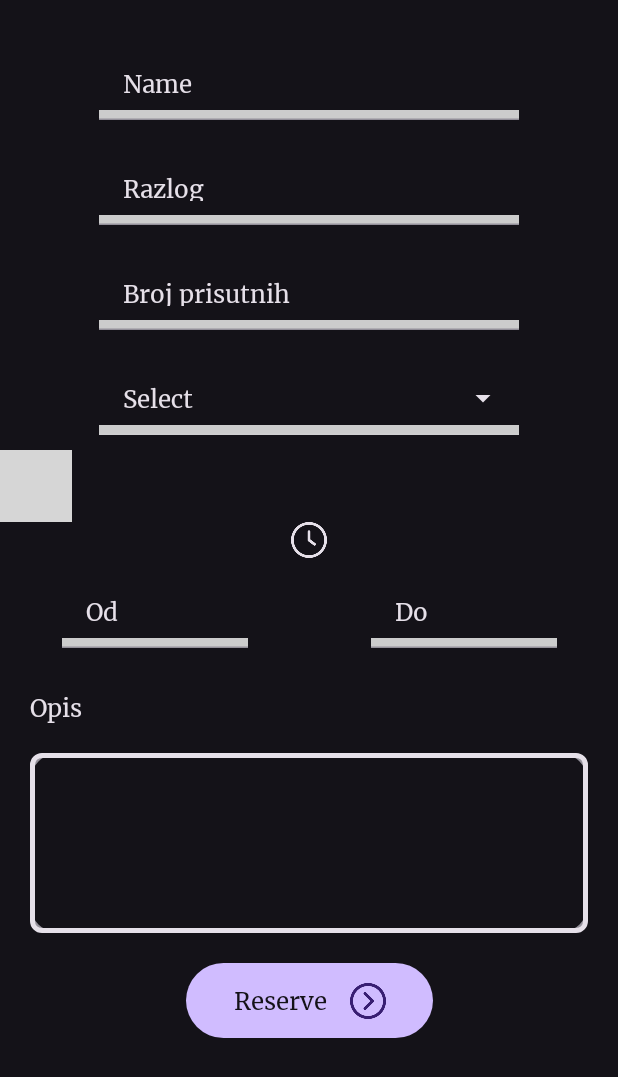
After one commit to ilijaradojkovic/FON_ClassroomManagment_Frontend, an Android app built with Jetpack Compose: the composable Appointment_Screen shown on its own in the app's theme, on a phone screen of 412 x 824 dp. The commit adds this screen. Shown: the top 1077 px of the screen. Run offline under Robolectric (Android 15) with nearby library versions, the phone set to English and light mode, and no system bars; libraries missing offline, so code that uses them is left out: com.foreverrafs.datepicker; 3 statements that could not run were skipped; grey boxes are pictures that could not be loaded.

Commit message:
Strana za kreiranje rezervacije je gotova

```diff
--- /dev/null
+++ b/app/src/main/java/com/example/fon_classroommanagment_frontend/CllendarPicker.kt
@@ -0,0 +1,50 @@
+package com.example.fon_classroommanagment_frontend
+
+import android.os.Build
+import androidx.annotation.RequiresApi
+import androidx.compose.foundation.layout.padding
+import androidx.compose.foundation.layout.wrapContentSize
+import androidx.compose.material3.MaterialTheme
+import androidx.compose.material3.Text
+import androidx.compose.runtime.Composable
+import androidx.compose.ui.ExperimentalComposeUiApi
+import androidx.compose.ui.Modifier
+import androidx.compose.ui.draw.shadow
+import androidx.compose.ui.graphics.Brush
+import androidx.compose.ui.graphics.Color
+import androidx.compose.ui.unit.dp
+import com.foreverrafs.datepicker.DatePickerTimeline
+import com.foreverrafs.datepicker.Orientation
+import com.foreverrafs.datepicker.state.rememberDatePickerState
+import java.time.LocalDate
+@OptIn(ExperimentalComposeUiApi::class)
+@RequiresApi(Build.VERSION_CODES.O)
+@Composable
+fun CallendarPicker(){
+
+    val datePickerState =
+        rememberDatePickerState(initialDate = LocalDate.now())
+    DatePickerTimeline(
+        modifier = Modifier.wrapContentSize().shadow(0.dp),
+
+        onDateSelected = { selectedDate: LocalDate ->
+            // do something with the selected date
+        },
+        backgroundColor = MaterialTheme.colorScheme.background,
+        state = datePickerState,
+        orientation = Orientation.Horizontal,
+        selectedBackgroundColor = MaterialTheme.colorScheme.secondary ,
+        selectedTextColor = MaterialTheme.colorScheme.onSecondary,
+        dateTextColor = MaterialTheme.colorScheme.onBackground,
+
+        todayLabel = {
+            Text(
+                modifier = Modifier.padding(10.dp),
+                text = "Today",
+                color = Color.White,
+                style = MaterialTheme.typography.bodyLarge
+            )
+        },
+        pastDaysCount = 5,
+    )
+}
--- /dev/null
+++ b/app/src/main/java/com/example/fon_classroommanagment_frontend/Components/TextIconButton.kt
@@ -0,0 +1,23 @@
+package com.example.fon_classroommanagment_frontend.Components
+
+import androidx.compose.foundation.layout.*
+import androidx.compose.material3.Button
+import androidx.compose.material3.Icon
+import androidx.compose.material3.MaterialTheme
+import androidx.compose.material3.Text
+import androidx.compose.runtime.Composable
+import androidx.compose.ui.Alignment
+import androidx.compose.ui.Modifier
+import androidx.compose.ui.res.painterResource
+import androidx.compose.ui.unit.dp
+
+
+@Composable
+fun TextIconButton(actionName:String,icon:Int){
+    Button(onClick = { /*TODO*/ }, modifier = Modifier.height(50.dp)) {
+        Row(Modifier.fillMaxWidth(), verticalAlignment = Alignment.CenterVertically, horizontalArrangement = Arrangement.SpaceAround) {
+            Text(text = actionName, style = MaterialTheme.typography.bodyMedium, color = MaterialTheme.colorScheme.background)
+            Icon(painter = painterResource(id =icon ), contentDescription ="Icon button", modifier = Modifier.size(24.dp))
+        }
+    }
+}
--- /dev/null
+++ b/app/src/main/java/com/example/fon_classroommanagment_frontend/Components/input/AppointmentInput.kt
@@ -0,0 +1,62 @@
+package com.example.fon_classroommanagment_frontend.Components.input
+
+import androidx.compose.foundation.background
+import androidx.compose.foundation.border
+import androidx.compose.foundation.layout.*
+import androidx.compose.foundation.text.KeyboardOptions
+import androidx.compose.material.icons.materialIcon
+import androidx.compose.material3.*
+import androidx.compose.runtime.Composable
+import androidx.compose.ui.Alignment
+import androidx.compose.ui.Modifier
+import androidx.compose.ui.draw.drawBehind
+import androidx.compose.ui.geometry.Offset
+import androidx.compose.ui.graphics.Color
+import androidx.compose.ui.res.painterResource
+import androidx.compose.ui.text.input.KeyboardType
+import androidx.compose.ui.text.style.TextAlign
+import androidx.compose.ui.unit.dp
+
+@Composable
+fun AppointmentInput(hint:String,modifier:Modifier=Modifier,keyboardType:KeyboardType = KeyboardType.Text,trailingIcon:Int?=null,enabled:Boolean=true){
+
+    Column(modifier=Modifier.fillMaxWidth(), verticalArrangement = Arrangement.Center, horizontalAlignment = Alignment.CenterHorizontally) {
+
+
+        TextField(value ="",
+            enabled=enabled,
+            modifier= modifier.padding(10.dp)
+                        .height(50.dp)
+
+
+                .drawBehind {
+                    val strokeWidth = 10f
+                    val y = size.height - strokeWidth / 2
+
+                    drawLine(
+                        Color.LightGray,
+                        Offset(0f, y),
+                        Offset(size.width, y),
+                        strokeWidth
+                    )
+                },
+
+            textStyle = MaterialTheme.typography.bodyMedium,
+                trailingIcon={if(trailingIcon!=null)
+                        Icon(painter = painterResource(
+                            id = trailingIcon),
+                            tint = MaterialTheme.colorScheme.onBackground,
+                            contentDescription = "Trailing icon",
+                            modifier = Modifier.size(24.dp))
+                             },
+             keyboardOptions = KeyboardOptions(keyboardType = keyboardType)
+
+               ,
+            colors = TextFieldDefaults.outlinedTextFieldColors(textColor = MaterialTheme.colorScheme.onBackground,containerColor = Color.Transparent),
+
+            placeholder = {Text(hint, style = MaterialTheme.typography.bodyMedium, color = MaterialTheme.colorScheme.onBackground)},
+            onValueChange ={} )
+
+
+    }
+}
--- /dev/null
+++ b/app/src/main/java/com/example/fon_classroommanagment_frontend/Components/input/AppointmentMultyLineInput.kt
@@ -0,0 +1,45 @@
+package com.example.fon_classroommanagment_frontend.Components.input
+
+import androidx.compose.foundation.background
+import androidx.compose.foundation.border
+import androidx.compose.foundation.layout.*
+import androidx.compose.foundation.shape.RoundedCornerShape
+import androidx.compose.foundation.text.KeyboardOptions
+import androidx.compose.material3.MaterialTheme
+import androidx.compose.material3.OutlinedTextField
+import androidx.compose.material3.Text
+import androidx.compose.runtime.Composable
+import androidx.compose.ui.Modifier
+import androidx.compose.ui.graphics.Color
+import androidx.compose.ui.semantics.SemanticsProperties.ImeAction
+import androidx.compose.ui.unit.dp
+
+@Composable
+fun AppointmentMultyLineInput(nameField:String){
+        Column(modifier=Modifier.fillMaxSize().padding(20.dp).height(160.dp), verticalArrangement = Arrangement.SpaceBetween) {
+
+
+            Text(
+                nameField,
+                style = MaterialTheme.typography.bodyMedium,
+                color = MaterialTheme.colorScheme.onBackground
+            )
+            OutlinedTextField(
+                modifier = Modifier
+                    .fillMaxWidth()
+                    .height(120.dp)
+
+                    .border(
+                        3.dp,
+                        MaterialTheme.colorScheme.onBackground,
+                        MaterialTheme.shapes.small
+                    ),
+                shape = MaterialTheme.shapes.medium,
+                value = "",
+                onValueChange = {},
+                keyboardOptions = KeyboardOptions(imeAction = androidx.compose.ui.text.input.ImeAction.Done),
+                maxLines = 3,
+                textStyle = MaterialTheme.typography.bodyMedium
+            )
+        }
+}
--- /dev/null
+++ b/app/src/main/java/com/example/fon_classroommanagment_frontend/Components/input/AppointmetnComboBox.kt
@@ -0,0 +1,33 @@
+package com.example.fon_classroommanagment_frontend.Components.input
+
+import android.util.Size
+import androidx.compose.foundation.background
+import androidx.compose.foundation.clickable
+import androidx.compose.foundation.layout.*
+import androidx.compose.material3.*
+import androidx.compose.runtime.Composable
+import androidx.compose.runtime.getValue
+import androidx.compose.runtime.mutableStateOf
+import androidx.compose.runtime.remember
+import androidx.compose.ui.Modifier
+import androidx.compose.ui.geometry.CornerRadius.Companion.Zero
+import androidx.compose.ui.geometry.Rect.Companion.Zero
+import androidx.compose.ui.geometry.Size.Companion.Zero
+import androidx.compose.ui.graphics.Color
+import androidx.compose.ui.layout.onGloballyPositioned
+import androidx.compose.ui.platform.LocalDensity
+import androidx.compose.ui.unit.dp
+import androidx.compose.ui.unit.toSize
+
+@Composable
+fun AppointmetnComboBox(trailingIcon: Int) {
+
+    AppointmentInput(hint = "Select",trailingIcon=trailingIcon, enabled = false)
+    DropdownMenu(expanded = false, onDismissRequest = { }) {
+
+    }
+
+
+
+
+    }
--- /dev/null
+++ b/app/src/main/java/com/example/fon_classroommanagment_frontend/screens/Appointment_Screen.kt
@@ -0,0 +1,101 @@
+package com.example.fon_classroommanagment_frontend.screens
+
+import android.os.Build
+import androidx.annotation.RequiresApi
+import androidx.compose.foundation.background
+import androidx.compose.foundation.layout.*
+import androidx.compose.foundation.rememberScrollState
+import androidx.compose.foundation.verticalScroll
+import androidx.compose.material3.Icon
+import androidx.compose.material3.MaterialTheme
+import androidx.compose.runtime.Composable
+import androidx.compose.ui.Alignment
+import androidx.compose.ui.Modifier
+import androidx.compose.ui.res.painterResource
+import androidx.compose.ui.text.input.KeyboardType
+import androidx.compose.ui.unit.dp
+import com.example.fon_classroommanagment_frontend.CallendarPicker
+import com.example.fon_classroommanagment_frontend.Components.TextIconButton
+import com.example.fon_classroommanagment_frontend.Components.input.AppointmentInput
+import com.example.fon_classroommanagment_frontend.Components.input.AppointmentMultyLineInput
+import com.example.fon_classroommanagment_frontend.Components.input.AppointmetnComboBox
+import com.example.fon_classroommanagment_frontend.R
+
+@RequiresApi(Build.VERSION_CODES.O)
+@Composable
+fun Appointment_Screen() {
+val scrollableState = rememberScrollState()
+Column(modifier= Modifier
+    .fillMaxSize()
+    .verticalScroll(scrollableState).padding(0.dp,20.dp)){
+    Row(modifier= Modifier
+        .fillMaxWidth()
+        ){
+        AppointmentInput(hint = "Name")
+    }
+    Row(modifier= Modifier
+        .fillMaxWidth()
+        ){
+
+        AppointmentInput(hint = "Razlog")
+    }
+    Row(modifier= Modifier
+        .fillMaxWidth()
+        ){
+        AppointmentInput(hint = "Broj prisutnih",keyboardType= KeyboardType.Number)
+    }
+    Row(modifier= Modifier
+        .fillMaxWidth()
+        ){
+        AppointmetnComboBox(com.google.android.material.R.drawable.mtrl_ic_arrow_drop_down)
+    }
+    Row(modifier= Modifier
+        .fillMaxWidth()
+        ){
+            CallendarPicker()
+    }
+
+    Column(modifier= Modifier//date picker ima senku pa sam stavio samo pozadinu za ovaj ele prekrice je,nisam otkio jos kako se iskljucje senka
+        .fillMaxWidth().background(MaterialTheme.colorScheme.background)
+       ) {
+
+        Row(modifier= Modifier
+
+            .fillMaxWidth(), horizontalArrangement = Arrangement.Center, verticalAlignment = Alignment.CenterVertically){
+            Icon(painter = painterResource(id = R.drawable.clock), contentDescription ="Clocl icon", modifier = Modifier.size(24.dp) )
+        }
+        Row(modifier= Modifier
+
+            .fillMaxWidth()
+            ){
+            Row(modifier=Modifier.weight(1f), verticalAlignment = Alignment.CenterVertically, horizontalArrangement = Arrangement.Center){
+                   Row(modifier=Modifier.fillMaxWidth(0.7f)){
+                       AppointmentInput(hint = "Od", keyboardType = KeyboardType.Number)
+                   }
+
+            }
+            Row(modifier=Modifier.weight(1f),verticalAlignment = Alignment.CenterVertically, horizontalArrangement = Arrangement.Center){
+                Row(modifier=Modifier.fillMaxWidth(0.7f)){
+                    AppointmentInput(hint = "Do", keyboardType = KeyboardType.Number)
+                }            }
+        }
+    }
+    Row(modifier= Modifier
+        .fillMaxWidth()
+       , verticalAlignment = Alignment.CenterVertically, horizontalArrangement = Arrangement.Center){
+    AppointmentMultyLineInput("Opis")
+    }
+    Row(modifier= Modifier
+        .fillMaxWidth()
+       , verticalAlignment = Alignment.CenterVertically, horizontalArrangement = Arrangement.Center){
+       Row(modifier=Modifier.fillMaxWidth(0.4f)){
+           TextIconButton("Reserve",R.drawable.advance)
+       }
+
+    }
+
+}
+
+
+
+}
--- a/app/src/main/java/com/example/fon_classroommanagment_frontend/screens/Main_Screen.kt
+++ b/app/src/main/java/com/example/fon_classroommanagment_frontend/screens/Main_Screen.kt
@@ -1,6 +1,8 @@
 package com.example.fon_classroommanagment_frontend.Components.input
 
 import android.annotation.SuppressLint
+import android.os.Build
+import androidx.annotation.RequiresApi
 import androidx.compose.foundation.layout.*
 import androidx.compose.material.*
 import androidx.compose.material3.ExperimentalMaterial3Api
@@ -11,9 +13,11 @@ import androidx.compose.ui.Alignment
 import androidx.compose.ui.Modifier
 import androidx.compose.ui.graphics.Color
 import com.example.fon_classroommanagment_frontend.*
+import com.example.fon_classroommanagment_frontend.screens.Appointment_Screen
 import kotlinx.coroutines.launch
 
 
+@RequiresApi(Build.VERSION_CODES.O)
 @SuppressLint("UnusedMaterial3ScaffoldPaddingParameter")
 @OptIn(ExperimentalMaterial3Api::class, ExperimentalMaterialApi::class)
 @Composable
@@ -38,9 +42,9 @@ fun Main_Screen(){
 
                     .padding(it), horizontalAlignment = Alignment.CenterHorizontally
             ) {
-              AdminsRequestScreen()
+             // AdminsRequestScreen()
 
-
+              Appointment_Screen()
             }
         }
     }
--- a/settings.gradle
+++ b/settings.gradle
@@ -3,6 +3,7 @@ pluginManagement {
         gradlePluginPortal()
         google()
         mavenCentral()
+        maven { url 'https://jitpack.io' }
     }
 }
 dependencyResolutionManagement {
@@ -10,6 +11,7 @@ dependencyResolutionManagement {
     repositories {
         google()
         mavenCentral()
+        maven { url 'https://jitpack.io' }
     }
 }
 rootProject.name = "FON_ClassroomManagment_Frontend"
```
Also changed, not shown: app/build.gradle (+8 -4 lines), build.gradle (+10 -1 lines), app/src/main/res/drawable-v24/advance.png (added).
